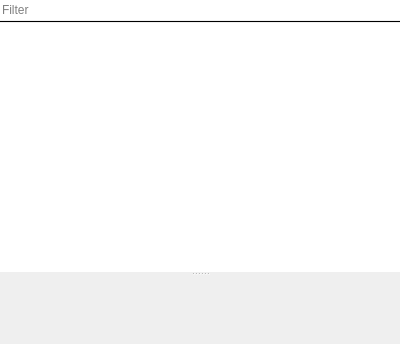
Before: the Qt Designer form manuskript/ui/cheatSheet_ui.ui in olivierkes/manuskript, drawn with Qt 5.
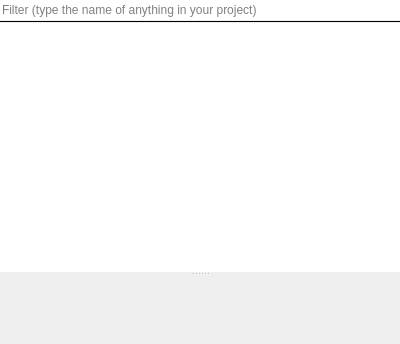
After: the same form once the commit is applied.

The edit to the form file:
```diff
--- a/manuskript/ui/cheatSheet_ui.ui
+++ b/manuskript/ui/cheatSheet_ui.ui
@@ -35,7 +35,7 @@
       <bool>false</bool>
      </property>
      <property name="placeholderText">
-      <string>Filter</string>
+      <string>Filter (type the name of anything in your project)</string>
      </property>
      <property name="clearButtonEnabled">
       <bool>true</bool>
```
